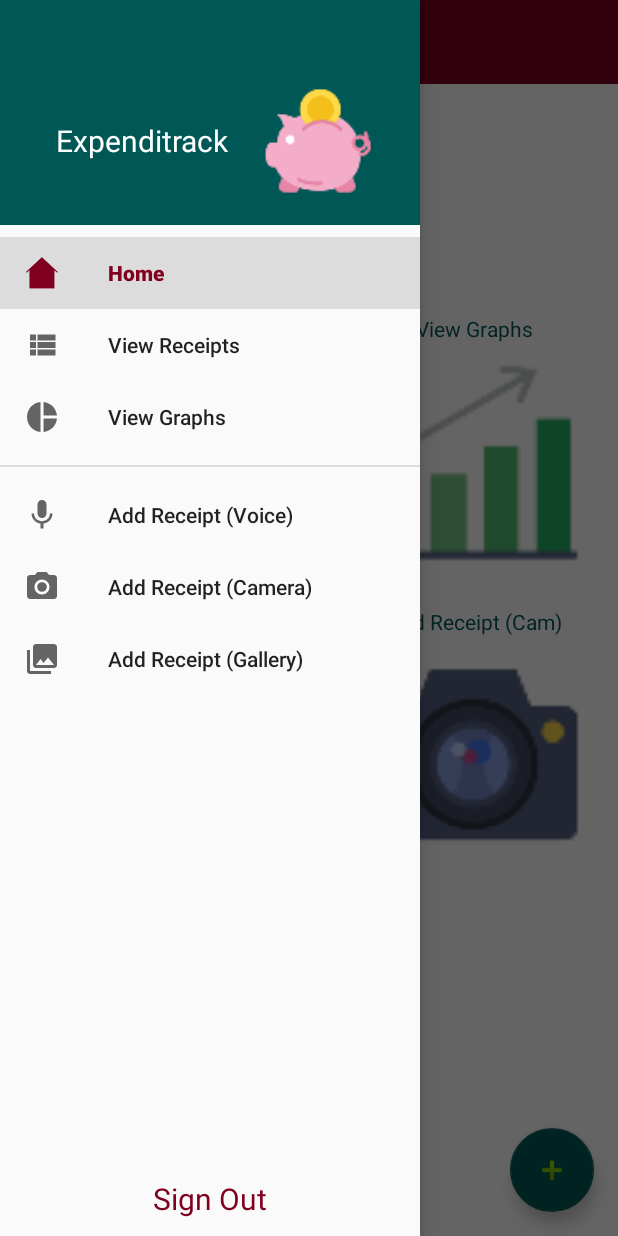
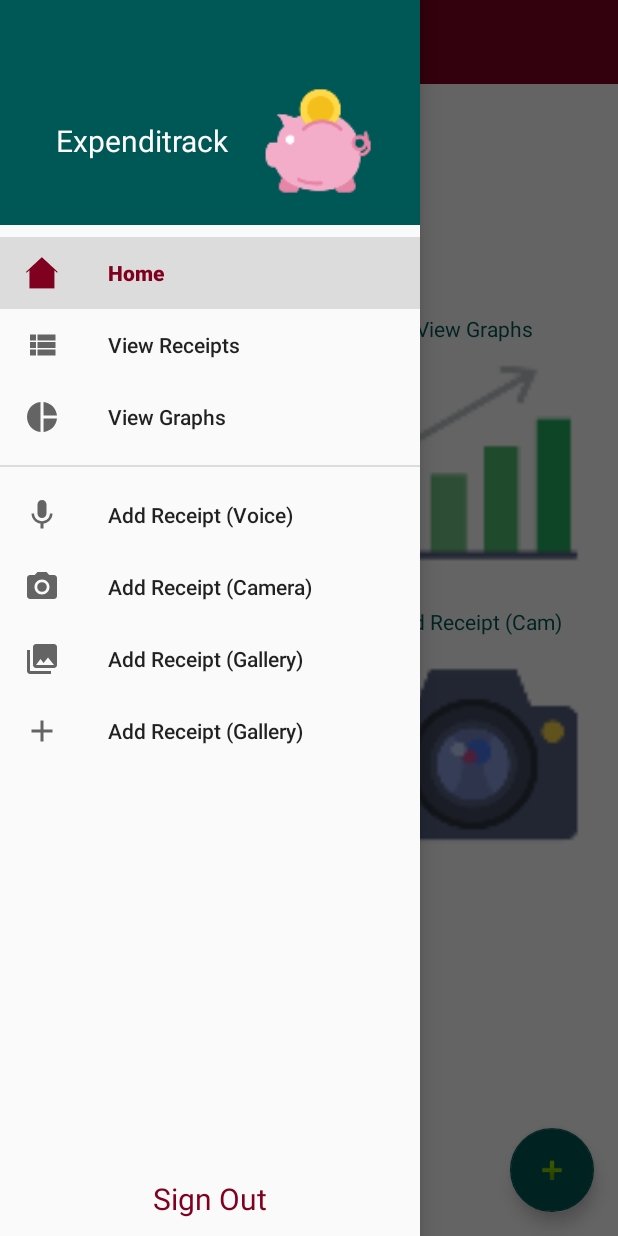
Before and after one commit to mulvaney08/Expenditrack, an Android app: the Main screen opened directly, with no data from a screen before it, with the side drawer open, on a phone screen of 412 x 824 dp. Run offline under Robolectric (Android 15) with nearby library versions, the phone set to English and light mode, and no system bars; our stand-ins replace Firebase (no records; nobody signed in at launch, a user with empty details on screens opened directly); libraries missing offline, so code that uses them is left out: com.google.api.client, com.google.api.services.

Commit message:
error handling on edit and confrim receipt to ensure no empty fields

```diff
--- a/app/src/main/java/com/expenditrack/expenditrack/Main.java
+++ b/app/src/main/java/com/expenditrack/expenditrack/Main.java
@@ -223,6 +223,10 @@ public class Main extends AppCompatActivity {
                         } else if (menuItem.getItemId() == R.id.cameraAdd) {
                             menuItem.setChecked(true);
                             startCamera();
+                        } else if (menuItem.getItemId() == R.id.manualAdd) {
+                            menuItem.setChecked(true);
+                            Intent manual = new Intent(Main.this, ConfirmReceipt.class);
+                            startActivity(manual);
                         } else if (menuItem.getItemId() == R.id.galleryAdd) {
                             menuItem.setChecked(true);
                             try {
--- a/app/src/main/res/menu/drawer_view.xml
+++ b/app/src/main/res/menu/drawer_view.xml
@@ -35,8 +35,14 @@
             />
 
         <item
-            android:id="@+id/galleryAdd"
-            android:icon="@drawable/ic_photo_library_black_24dp"
+        android:id="@+id/galleryAdd"
+        android:icon="@drawable/ic_photo_library_black_24dp"
+        android:title="@string/add_receipt_gallery"
+        />
+
+        <item
+            android:id="@+id/manualAdd"
+            android:icon="@drawable/ic_add_black_24dp"
             android:title="@string/add_receipt_gallery"
             />
 
--- a/app/src/main/res/values/strings.xml
+++ b/app/src/main/res/values/strings.xml
@@ -84,4 +84,6 @@
     <string name="added">Receipt Added</string>
     <string name="edited">Receipt Edited</string>
     <string name="cant_load">Cannot load receipts</string>
+    <string name="issure_adding">Issue adding receipt</string>
+    <string name="all_fields_please">Please fill all fields</string>
 </resources>
```
Also changed, not shown: app/src/main/java/com/expenditrack/expenditrack/ConfirmReceipt.java (+15 -1 lines), app/src/main/java/com/expenditrack/expenditrack/editReceipt.java (+7 -1 lines).
